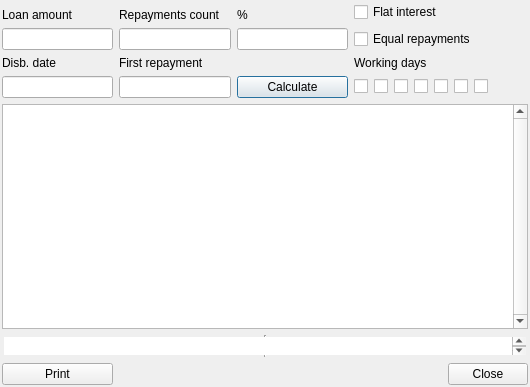
First picture: the form in conf/reports/repayment_schedule/form.ui, repository warvariuc/wic, before the edit.
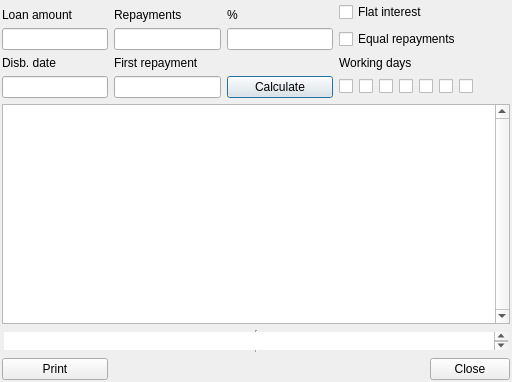
Second picture: the form after the edit. Custom widgets are drawn as their Qt base class.

```diff
--- a/conf/reports/repayment_schedule/form.ui
+++ b/conf/reports/repayment_schedule/form.ui
@@ -6,8 +6,8 @@
    <rect>
     <x>0</x>
     <y>0</y>
-    <width>530</width>
-    <height>387</height>
+    <width>512</width>
+    <height>382</height>
    </rect>
   </property>
   <property name="sizePolicy">
@@ -45,7 +45,7 @@
    <item row="0" column="1">
     <widget class="QLabel" name="label_2">
      <property name="text">
-      <string>Repayments count</string>
+      <string>Repayments</string>
      </property>
      <property name="alignment">
       <set>Qt::AlignBottom|Qt::AlignLeading|Qt::AlignLeft</set>
```
